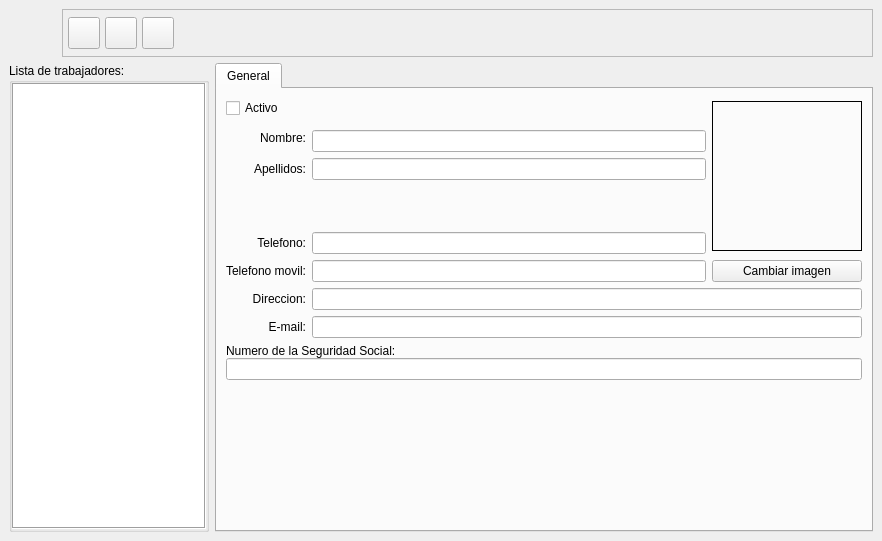
Before: the Qt Designer form bulmages/bulmafact/plugins/pluginbf_trabajador/trabajadorbase.ui in eboladev/Bulmages-1, drawn with Qt 5.
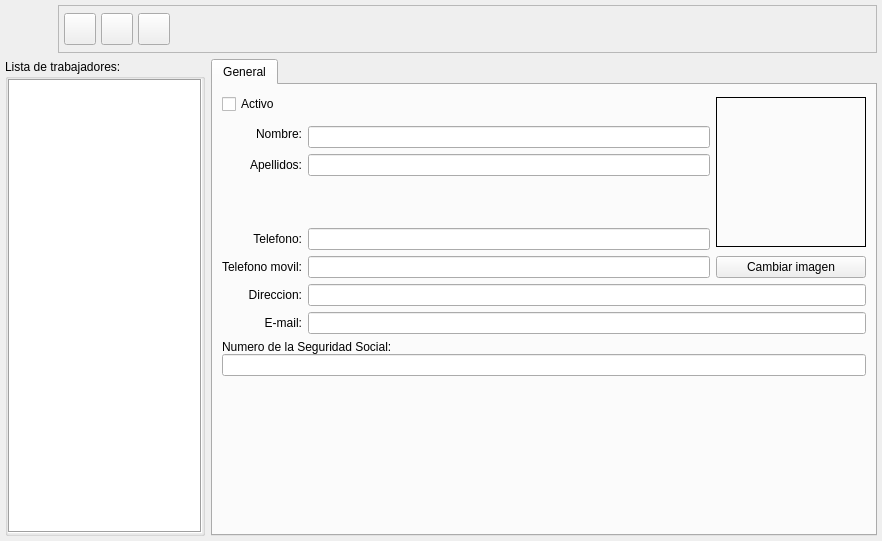
After: the same form once the commit is applied. Icons and pictures are not drawn.

Commit message: Arreglo las imagenes en el plugin de trabajadores.

Diff of the .ui file:
```diff
--- a/bulmages/bulmafact/plugins/pluginbf_trabajador/trabajadorbase.ui
+++ b/bulmages/bulmafact/plugins/pluginbf_trabajador/trabajadorbase.ui
@@ -19,7 +19,7 @@
   </property>
   <layout class="QGridLayout" >
    <property name="margin" >
-    <number>9</number>
+    <number>5</number>
    </property>
    <property name="spacing" >
     <number>6</number>
@@ -30,6 +30,14 @@
       <number>0</number>
      </property>
      <widget class="QWidget" name="tab" >
+      <property name="geometry" >
+       <rect>
+        <x>0</x>
+        <y>0</y>
+        <width>662</width>
+        <height>438</height>
+       </rect>
+      </property>
       <attribute name="title" >
        <string>General</string>
       </attribute>
```
Left out of the diff: 12 changed lines with no effect on the pictures. The commit also changes 1 other file.
